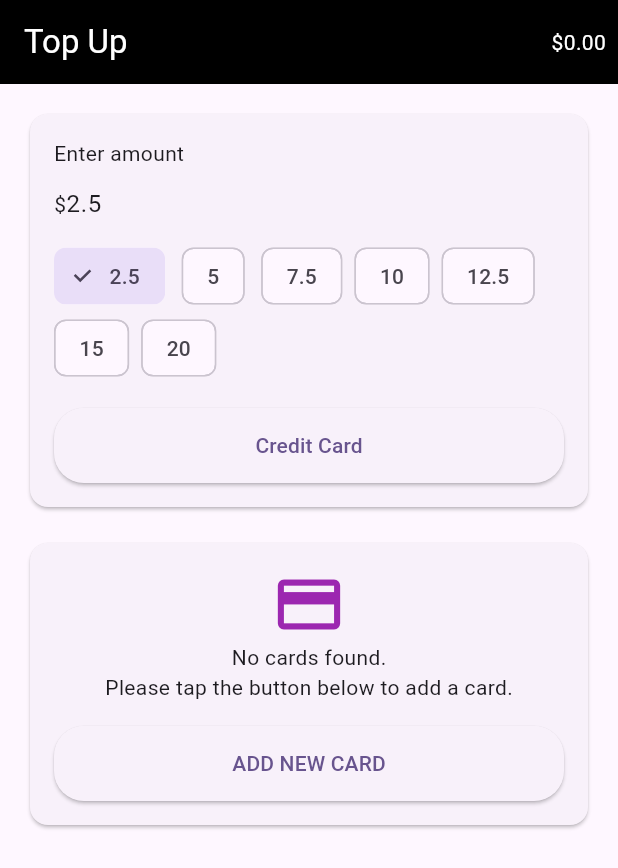
After one commit to abhinavSwift/flutterApp, a Flutter app: the screen it shows after launch, on a phone screen of 412 x 824 dp. The commit adds this screen. Shown: the top 868 px of the screen. Run offline on Flutter 3.47's test engine with Material 3 defaults, Android fonts, the phone set to English and light mode, and no system bars; our stand-ins replace contacts_service, dio, firebase_auth, firebase_core, geolocator, get and 3 more; missing offline and left inert: google_map_polyline_new; accounts and stored records are empty.

Commit message:
version 10

```diff
--- a/lib/login/setting.dart
+++ b/lib/login/setting.dart
@@ -2,7 +2,7 @@ import 'package:flutter/material.dart';
 import 'package:passenger_app/login/managedTrust.dart';
 
 class SettingsScreen extends StatefulWidget {
-  const SettingsScreen({Key? key}) : super(key: key);
+  const SettingsScreen({super.key});
 
   @override
   _SettingsScreenState createState() => _SettingsScreenState();
@@ -15,7 +15,7 @@ class _SettingsScreenState extends State<SettingsScreen> {
       builder: (context) {
         return Container(
           padding: const EdgeInsets.all(14.0),
-          height: 148,
+          height: 200,
           decoration: const BoxDecoration(
             borderRadius: BorderRadius.only(
               topLeft: Radius.circular(20),
@@ -120,7 +120,7 @@ class _SettingsScreenState extends State<SettingsScreen> {
               onTap: () {
                 Navigator.push(
                   context,
-                  MaterialPageRoute(builder: (context) => const trustPage()),
+                  MaterialPageRoute(builder: (context) => const TrustPage()),
                 );
               },
             ),
--- a/lib/main.dart
+++ b/lib/main.dart
@@ -3,6 +3,7 @@ import 'package:firebase_core/firebase_core.dart';
 import 'package:flutter/material.dart';
 import 'package:passenger_app/login/MapRoute.dart';
 import 'package:passenger_app/login/WelcomeScreen.dart';
+import 'package:passenger_app/login/addContact.dart';
 import 'package:passenger_app/login/deal.dart';
 // import 'package:passenger_app/login/WelcomeScreen.dart';
 import 'package:passenger_app/login/login.dart';
@@ -11,7 +12,9 @@ import 'package:passenger_app/login/notifactions.dart';
 import 'package:passenger_app/login/profile.dart';
 import 'package:passenger_app/login/setting.dart';
 import 'package:passenger_app/login/signup.dart';
+import 'package:passenger_app/wallet/addmoney.dart';
 import 'package:passenger_app/wallet/card.dart';
+import 'package:passenger_app/wallet/voucher.dart';
 import 'package:passenger_app/wallet/wallet.dart';
 import 'package:passenger_app/referral/referals.dart';
 import 'package:passenger_app/testingFile.dart';
@@ -44,8 +47,8 @@ class MyApp extends StatelessWidget {
       // initialRoute: FirebaseAuth.instance.currentUser != null ? '/login': '/WelcomeScreen',
       routes: {
         // '/':(context) => const Login(),
-        // '/':(context) => const NotificationsPage(),
-        '/':(context) =>  const WelcomeScreen(),
+        // '/':(context) =>  AddTrustedContacts(),
+        '/':(context) =>  const TopUpScreen(),
         // '/':(context) =>  const trustPage(),
         // '/':(context) =>  SignUpPage(),
         // '/deal':(context) =>    const DealsScreen(),
--- /dev/null
+++ b/lib/wallet/addmoney.dart
@@ -0,0 +1,134 @@
+import 'package:flutter/material.dart';
+
+class TopUpScreen extends StatefulWidget {
+  const TopUpScreen({super.key});
+
+  @override
+  _TopUpScreenState createState() => _TopUpScreenState();
+}
+
+class _TopUpScreenState extends State<TopUpScreen> {
+  final TextEditingController _amountController = TextEditingController(text: '2.5');
+  double _selectedAmount = 2.5;
+
+  void _selectAmount(double amount) {
+    setState(() {
+      _selectedAmount = amount;
+      _amountController.text = amount.toString();
+    });
+  }
+
+  void _creditCard() {
+    // Add your credit card logic here
+    print("Credit Card selected");
+  }
+
+  void _addNewCard() {
+    // Add your add new card logic here
+    print("Add New Card selected");
+  }
+
+  @override
+  Widget build(BuildContext context) {
+    return Scaffold(
+      appBar: AppBar(
+        title: Text('Top Up' , style: TextStyle(color: Colors.white),),
+        backgroundColor: Colors.black,
+
+        actions: [
+          Padding(
+            padding: const EdgeInsets.all(8.0),
+            child: Center(child: Text('\$0.00' , style: TextStyle(color: Colors.white),)),
+          ),
+        ],
+      ),
+      body: SingleChildScrollView(
+        child: Padding(
+          padding: const EdgeInsets.all(16.0),
+          child: Column(
+            children: <Widget>[
+              Card(
+                child: Padding(
+                  padding: const EdgeInsets.all(16.0),
+                  child: Column(
+                    crossAxisAlignment: CrossAxisAlignment.start,
+                    children: [
+                      Text('Enter amount'),
+                      Row(
+                        children: [
+                          Text('\$'),
+                          Expanded(
+                            child: TextField(
+                              controller: _amountController,
+                              keyboardType: TextInputType.numberWithOptions(decimal: true),
+                              decoration: InputDecoration(
+                                border: InputBorder.none,
+                              ),
+                            ),
+                          ),
+                        ],
+                      ),
+                      Wrap(
+                        spacing: 8.0,
+                        children: [2.5, 5, 7.5, 10, 12.5, 15, 20].map((amount) {
+                          return ChoiceChip(
+                            label: Text(amount.toString()),
+                            selected: _selectedAmount == amount,
+                            onSelected: (_) => _selectAmount(amount.toDouble()),
+                          );
+                        }).toList(),
+                      ),
+                      SizedBox(height: 16),
+                      SizedBox(
+                        width: double.infinity,
+                        child: ElevatedButton(
+                          onPressed: _creditCard,
+                          child: Text('Credit Card'),
+                          style: ElevatedButton.styleFrom(
+                            // primary: Colors.purple,
+                            shape: RoundedRectangleBorder(
+                              borderRadius: BorderRadius.circular(20),
+                            ),
+                            padding: EdgeInsets.symmetric(vertical: 15),
+                          ),
+                        ),
+                      ),
+                    ],
+                  ),
+                ),
+              ),
+              SizedBox(height: 16),
+              Card(
+                child: Padding(
+                  padding: const EdgeInsets.all(16.0),
+                  child: Column(
+                    children: [
+                      Icon(Icons.credit_card, size: 50, color: Colors.purple),
+                      Text('No cards found.'),
+                      Text('Please tap the button below to add a card.'),
+                      SizedBox(height: 16),
+                      SizedBox(
+                        width: double.infinity,
+                        child: ElevatedButton(
+                          onPressed: _addNewCard,
+                          child: Text('ADD NEW CARD'),
+                          style: ElevatedButton.styleFrom(
+                            // primary: Colors.purple,
+                            shape: RoundedRectangleBorder(
+                              borderRadius: BorderRadius.circular(20),
+                            ),
+                            padding: EdgeInsets.symmetric(vertical: 15),
+                          ),
+                        ),
+                      ),
+                    ],
+                  ),
+                ),
+              ),
+            ],
+          ),
+        ),
+      ),
+    );
+  }
+}
--- a/pubspec.yaml
+++ b/pubspec.yaml
@@ -50,6 +50,8 @@ dependencies:
   geocoding: ^3.0.0
   url_launcher: ^6.2.6
   image_picker: ^1.1.1
+  contacts_service: ^0.6.3
+  permission_handler: ^10.2.0
 
 dev_dependencies:
   flutter_test:
```
Also changed, not shown: lib/login/addContact.dart (added, +98 -0 lines), lib/login/managedTrust.dart (+21 -14 lines), lib/wallet/voucher.dart (added, +65 -0 lines), lib/wallet/wallet.dart (+18 -20 lines), pubspec.lock, 1 other file.
